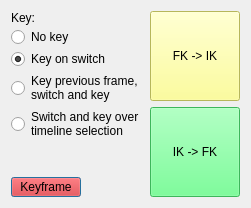
Psyop/psyhive, file scripts/maya_psyhive/tools/fkik_switcher/fkik_switcher.ui: the form before one commit.
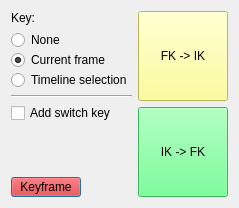
The form after the commit.

Commit message: FK/IK switcher: switch key as separate option, reset Knee/Arm offset to switch to IK, | maya_psyhive: open_maya.HMatrix.apply_to added use constraint option, open_maya.HMatrix.build_loc added, startup added fix logging level, tools.fkik_switcher separated switch key option from key modes, tools.fkik_switcher working key range mode, tools.fkik_switcher fix ik Knee/Arm offset on switch, psyhive: qt.HCheckBox added,

The edit to the form file:
```diff
--- a/scripts/maya_psyhive/tools/fkik_switcher/fkik_switcher.ui
+++ b/scripts/maya_psyhive/tools/fkik_switcher/fkik_switcher.ui
@@ -6,7 +6,7 @@
    <rect>
     <x>0</x>
     <y>0</y>
-    <width>238</width>
+    <width>226</width>
     <height>206</height>
    </rect>
   </property>
@@ -17,52 +17,57 @@
    <item row="0" column="0">
     <layout class="QVBoxLayout" name="verticalLayout_3">
      <property name="spacing">
-      <number>2</number>
+      <number>5</number>
      </property>
      <item>
-      <layout class="QHBoxLayout" name="horizontalLayout_4">
+      <widget class="QLabel" name="label_4">
+       <property name="text">
+        <string>Key:</string>
+       </property>
+      </widget>
+     </item>
+     <item>
+      <layout class="QVBoxLayout" name="verticalLayout">
        <property name="spacing">
         <number>0</number>
        </property>
        <item>
-        <widget class="QLabel" name="label_4">
+        <widget class="QRadioButton" name="key_none">
          <property name="text">
-          <string>Key:</string>
+          <string>None</string>
+         </property>
+        </widget>
+       </item>
+       <item>
+        <widget class="QRadioButton" name="key_frame">
+         <property name="text">
+          <string>Current frame</string>
+         </property>
+         <property name="checked">
+          <bool>true</bool>
+         </property>
+        </widget>
+       </item>
+       <item>
+        <widget class="QRadioButton" name="key_timeline">
+         <property name="text">
+          <string>Timeline selection</string>
          </property>
         </widget>
        </item>
       </layout>
      </item>
      <item>
-      <widget class="QRadioButton" name="key_none">
-       <property name="text">
-        <string>No key</string>
+      <widget class="Line" name="line">
+       <property name="orientation">
+        <enum>Qt::Horizontal</enum>
        </property>
       </widget>
      </item>
      <item>
-      <widget class="QRadioButton" name="key_on_switch">
+      <widget class="QCheckBox" name="switch_key">
        <property name="text">
-        <string>Key on switch</string>
-       </property>
-       <property name="checked">
-        <bool>true</bool>
-       </property>
-      </widget>
-     </item>
-     <item>
-      <widget class="QRadioButton" name="key_prev">
-       <property name="text">
-        <string>Key previous frame,
-switch and key</string>
-       </property>
-      </widget>
-     </item>
-     <item>
-      <widget class="QRadioButton" name="key_over_timeline">
-       <property name="text">
-        <string>Switch and key over
-timeline selection</string>
+        <string>Add switch key</string>
        </property>
       </widget>
      </item>
```
Left out of the diff: 51 changed lines with no effect on the pictures. The commit also changes 7 other files.
